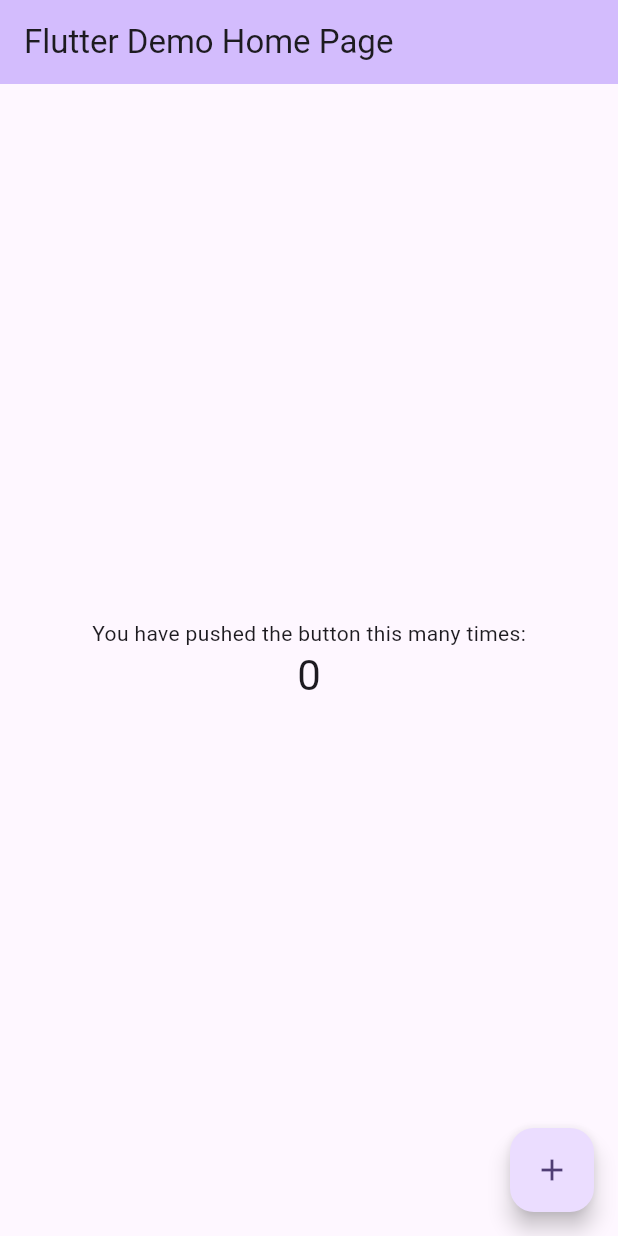
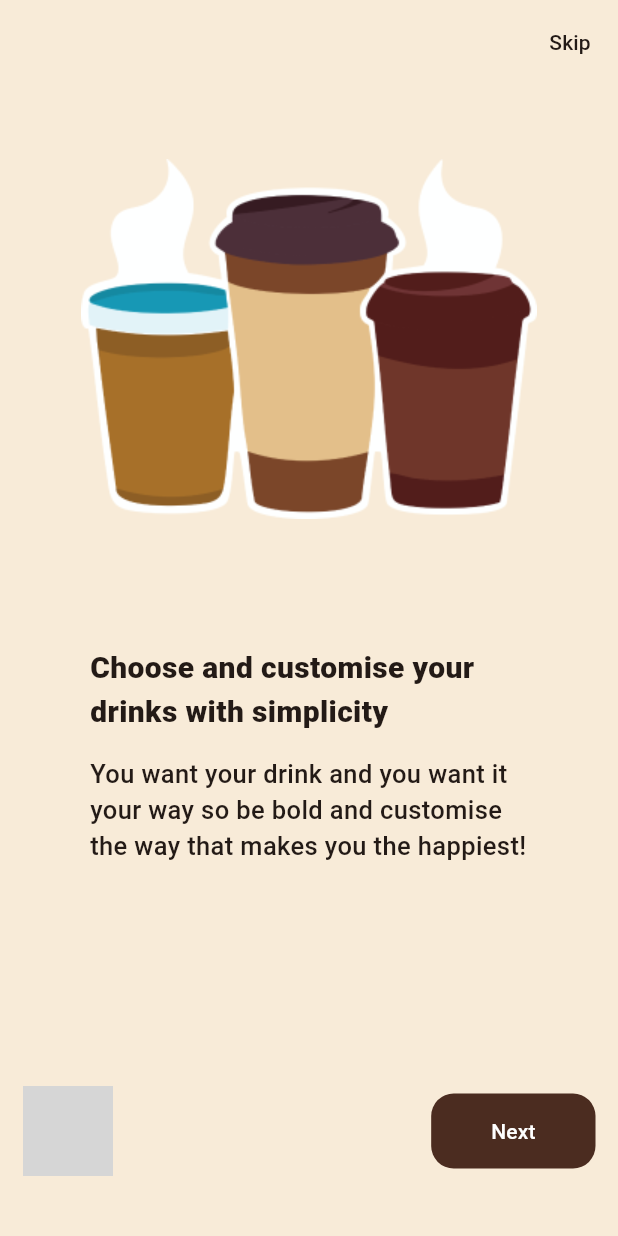
Before and after one commit to axornam/coffee_shop_mobile, a Flutter app: the screen it shows after launch, on a phone screen of 412 x 824 dp. Run offline on Flutter 3.47's test engine with Material 2 defaults, Android fonts, the phone set to English and light mode, and no system bars; grey boxes are pictures that could not be loaded.

Commit message:
add splash and onboarding screens

```diff
--- /dev/null
+++ b/lib/config/constants.dart
@@ -0,0 +1,22 @@
+import 'package:flutter/material.dart';
+
+// codes
+const int PRIMARY_COFFEE_COLOR = 0xff4b2c20;
+const int BACKGROUND_COFFEE_COLOR = 0xfff8ebd8;
+
+// colors
+const Color primaryCoffeeColor = Color(PRIMARY_COFFEE_COLOR);
+const Color backgroundCoffeeColor = Color(BACKGROUND_COFFEE_COLOR);
+
+// theme
+final ColorScheme colorScheme = ColorScheme.fromSeed(
+  background: backgroundCoffeeColor,
+  primary: primaryCoffeeColor,
+  seedColor: const Color(PRIMARY_COFFEE_COLOR),
+);
+
+final ThemeData themeData = ThemeData(
+  colorScheme: colorScheme,
+  useMaterial3: true,
+  //textTheme: GoogleFonts.latoTextTheme(),
+);
--- a/lib/main.dart
+++ b/lib/main.dart
@@ -1,3 +1,5 @@
+import 'package:coffee_shop/config/constants.dart';
+import 'package:coffee_shop/screens/splash_screen.dart';
 import 'package:flutter/material.dart';
 
 void main() {
@@ -7,119 +9,15 @@ void main() {
 class MyApp extends StatelessWidget {
   const MyApp({super.key});
 
-  // This widget is the root of your application.
   @override
   Widget build(BuildContext context) {
     return MaterialApp(
-      title: 'Flutter Demo',
-      theme: ThemeData(
-        // This is the theme of your application.
-        //
-        // TRY THIS: Try running your application with "flutter run". You'll see
-        // the application has a blue toolbar. Then, without quitting the app,
-        // try changing the seedColor in the colorScheme below to Colors.green
-        // and then invoke "hot reload" (save your changes or press the "hot
-        // reload" button in a Flutter-supported IDE, or press "r" if you used
-        // the command line to start the app).
-        //
-        // Notice that the counter didn't reset back to zero; the application
-        // state is not lost during the reload. To reset the state, use hot
-        // restart instead.
-        //
-        // This works for code too, not just values: Most code changes can be
-        // tested with just a hot reload.
-        colorScheme: ColorScheme.fromSeed(seedColor: Colors.deepPurple),
-        useMaterial3: true,
-      ),
-      home: const MyHomePage(title: 'Flutter Demo Home Page'),
+      title: 'Coffee Shot - Shop',
+      theme: themeData,
+      home: const SplashScreen(),
     );
   }
+
+  //style: Theme.of(context).textTheme.headlineMedium,
+  //backgroundColor: Theme.of(context).colorScheme.inversePrimary,
 }
-
-class MyHomePage extends StatefulWidget {
-  const MyHomePage({super.key, required this.title});
-
-  // This widget is the home page of your application. It is stateful, meaning
-  // that it has a State object (defined below) that contains fields that affect
-  // how it looks.
-
-  // This class is the configuration for the state. It holds the values (in this
-  // case the title) provided by the parent (in this case the App widget) and
-  // used by the build method of the State. Fields in a Widget subclass are
-  // always marked "final".
-
-  final String title;
-
-  @override
-  State<MyHomePage> createState() => _MyHomePageState();
-}
-
-class _MyHomePageState extends State<MyHomePage> {
-  int _counter = 0;
-
-  void _incrementCounter() {
-    setState(() {
-      // This call to setState tells the Flutter framework that something has
-      // changed in this State, which causes it to rerun the build method below
-      // so that the display can reflect the updated values. If we changed
-      // _counter without calling setState(), then the build method would not be
-      // called again, and so nothing would appear to happen.
-      _counter++;
-    });
-  }
-
-  @override
-  Widget build(BuildContext context) {
-    // This method is rerun every time setState is called, for instance as done
-    // by the _incrementCounter method above.
-    //
-    // The Flutter framework has been optimized to make rerunning build methods
-    // fast, so that you can just rebuild anything that needs updating rather
-    // than having to individually change instances of widgets.
-    return Scaffold(
-      appBar: AppBar(
-        // TRY THIS: Try changing the color here to a specific color (to
-        // Colors.amber, perhaps?) and trigger a hot reload to see the AppBar
-        // change color while the other colors stay the same.
-        backgroundColor: Theme.of(context).colorScheme.inversePrimary,
-        // Here we take the value from the MyHomePage object that was created by
-        // the App.build method, and use it to set our appbar title.
-        title: Text(widget.title),
-      ),
-      body: Center(
-        // Center is a layout widget. It takes a single child and positions it
-        // in the middle of the parent.
-        child: Column(
-          // Column is also a layout widget. It takes a list of children and
-          // arranges them vertically. By default, it sizes itself to fit its
-          // children horizontally, and tries to be as tall as its parent.
-          //
-          // Column has various properties to control how it sizes itself and
-          // how it positions its children. Here we use mainAxisAlignment to
-          // center the children vertically; the main axis here is the vertical
-          // axis because Columns are vertical (the cross axis would be
-          // horizontal).
-          //
-          // TRY THIS: Invoke "debug painting" (choose the "Toggle Debug Paint"
-          // action in the IDE, or press "p" in the console), to see the
-          // wireframe for each widget.
-          mainAxisAlignment: MainAxisAlignment.center,
-          children: <Widget>[
-            const Text(
-              'You have pushed the button this many times:',
-            ),
-            Text(
-              '$_counter',
-              style: Theme.of(context).textTheme.headlineMedium,
-            ),
-          ],
-        ),
-      ),
-      floatingActionButton: FloatingActionButton(
-        onPressed: _incrementCounter,
-        tooltip: 'Increment',
-        child: const Icon(Icons.add),
-      ), // This trailing comma makes auto-formatting nicer for build methods.
-    );
-  }
-}
--- /dev/null
+++ b/lib/models/intro_item.dart
@@ -0,0 +1,18 @@
+import 'package:flutter/material.dart';
+
+class IntroItem {
+  IntroItem(
+      {required this.imagePath, required this.title, required this.subTitle});
+
+  final String imagePath;
+  final String title;
+  final String subTitle;
+
+  ImageProvider getAssetImage() {
+    return AssetImage(imagePath);
+  }
+
+  Image getImage() {
+    return Image(image: getAssetImage());
+  }
+}
--- /dev/null
+++ b/lib/screens/onboarding/onboarding_screen.dart
@@ -0,0 +1,188 @@
+import 'package:coffee_shop/config/constants.dart';
+import 'package:coffee_shop/models/intro_item.dart';
+import 'package:coffee_shop/screens/auth/login_screen.dart';
+import 'package:flutter/material.dart';
+
+class OnBoardingPage extends StatefulWidget {
+  const OnBoardingPage({super.key});
+
+  @override
+  State<OnBoardingPage> createState() => _OnBoardingPageState();
+}
+
+class _OnBoardingPageState extends State<OnBoardingPage> {
+  final Map<String, Map<String, Map>> a = {};
+  int _pageIndex = 0;
+  final PageController _pageController = PageController();
+
+  final IntroItem _page1 = IntroItem(
+    imagePath: 'assets/icons/customizecoffee.png',
+    title: 'Choose and customise your drinks with simplicity',
+    subTitle:
+        'You want your drink and you want it your way so be bold and customise the way that makes you the happiest!',
+  );
+
+  final IntroItem _page2 = IntroItem(
+    imagePath: 'assets/icons/coffeetime.png',
+    title: 'No time to waste when you need your coffee',
+    subTitle:
+        "We've crafted a quick and easy way for you to order your favourite coffee or treats thats fast!",
+  );
+
+  final IntroItem _page3 = IntroItem(
+    imagePath: 'assets/icons/coffeerewards.png',
+    title: "Who doesn't love rewards?   We LOVE rewards!",
+    subTitle:
+        "If you're like us you love getting freebies and rewards! That's why we have the best reward program in the coffee game!",
+  );
+
+  @override
+  void dispose() {
+    super.dispose();
+    _pageController.dispose();
+  }
+
+  @override
+  Widget build(BuildContext context) {
+    return Scaffold(
+      appBar: AppBar(
+        leading: null,
+        actions: [
+          TextButton(
+            onPressed: () => _goToLoginPage(),
+            child: Text(
+              'Skip',
+              style: TextStyle(
+                color: colorScheme.onBackground,
+              ),
+            ),
+          ),
+        ],
+        elevation: 0,
+        backgroundColor: colorScheme.background,
+      ),
+      body: Container(
+        //color: backgroundCoffetColor,
+        color: colorScheme.background,
+        child: Stack(
+          children: [
+            PageView(
+              onPageChanged: (index) => setState(() => _pageIndex = index),
+              controller: _pageController,
+              scrollDirection: Axis.horizontal,
+              //physics: PageScrollPhysics(),
+              pageSnapping: true,
+              children: [
+                _onBoardingScreens(_page1),
+                _onBoardingScreens(_page2),
+                _onBoardingScreens(_page3),
+              ],
+            ),
+            Align(
+              alignment: Alignment.bottomCenter,
+              child: Padding(
+                padding: const EdgeInsets.only(left: 15, right: 15, bottom: 40),
+                child: Row(
+                  mainAxisAlignment: MainAxisAlignment.spaceBetween,
+                  //crossAxisAlignment: CrossAxisAlignment.end,
+                  children: [
+                    Image(
+                      //loadingBuilder: (_, widget, chunkEvent) {
+                      //return chunkEvent.cumulativeBytesLoaded >
+                      //chunkEvent.expectedTotalBytes
+                      //? widget
+                      //: CircularProgressIndicator();
+                      //},
+                      image: AssetImage(
+                        "assets/icons/loading_coffee_${_pageIndex + 1}.png",
+                      ),
+                      fit: BoxFit.contain,
+                      height: 60,
+                    ),
+                    TextButton(
+                      style: ButtonStyle(
+                        padding: const MaterialStatePropertyAll(
+                          EdgeInsets.symmetric(horizontal: 40, vertical: 15),
+                        ),
+                        shape: const MaterialStatePropertyAll<OutlinedBorder>(
+                          RoundedRectangleBorder(
+                            borderRadius: BorderRadiusDirectional.all(
+                                Radius.circular(15)),
+                          ),
+                        ),
+                        backgroundColor: MaterialStatePropertyAll<Color>(
+                            colorScheme.primary),
+                        foregroundColor: MaterialStatePropertyAll<Color>(
+                            colorScheme.onPrimary),
+                      ),
+                      onPressed: () {
+                        _pageIndex != 2
+                            ? _pageController.jumpToPage(_pageIndex + 1)
+                            : _goToLoginPage();
+                        //_pageController.nextPage(
+                        //duration: const Duration(),
+                        //curve: Curves.linear,
+                        //);
+                      },
+                      child: _pageIndex != 2
+                          ? const Text('Next')
+                          : const Text('Finish'),
+                    )
+                  ],
+                ),
+              ),
+            ),
+          ],
+        ),
+      ),
+    );
+  }
+
+  void _goToLoginPage() {
+    Navigator.of(context).pushReplacement(
+      MaterialPageRoute(
+        builder: (_) => const LoginScreen(),
+      ),
+    );
+  }
+
+  Widget _onBoardingScreens(IntroItem item) {
+    return Container(
+      padding: const EdgeInsets.symmetric(horizontal: 15),
+      child: Column(
+        //mainAxisAlignment: MainAxisAlignment.center,
+        children: [
+          const SizedBox(height: 50),
+          Container(child: item.getImage()),
+          const SizedBox(height: 85),
+          Padding(
+            padding: const EdgeInsets.only(left: 45, right: 45, bottom: 15),
+            child: Text(
+              item.title,
+              maxLines: 2,
+              style: TextStyle(
+                fontSize: 20,
+                color: colorScheme.onBackground,
+                fontWeight: FontWeight.w900,
+              ),
+              textAlign: TextAlign.left,
+            ),
+          ),
+          Padding(
+            padding: const EdgeInsets.only(left: 45, right: 45, bottom: 10),
+            child: Text(
+              item.subTitle,
+              maxLines: 4,
+              style: TextStyle(
+                fontSize: 17,
+                color: colorScheme.onBackground,
+                fontWeight: FontWeight.w500,
+              ),
+              textAlign: TextAlign.left,
+            ),
+          ),
+        ],
+      ),
+    );
+  }
+}
--- /dev/null
+++ b/lib/screens/splash_screen.dart
@@ -0,0 +1,64 @@
+import 'package:coffee_shop/screens/home/home_screen.dart';
+import 'package:coffee_shop/screens/onboarding/onboarding_screen.dart';
+import 'package:flutter/material.dart';
+
+class SplashScreen extends StatefulWidget {
+  const SplashScreen({super.key});
+
+  @override
+  State<SplashScreen> createState() => _SplashScreenState();
+}
+
+class _SplashScreenState extends State<SplashScreen> {
+  @override
+  void initState() {
+    super.initState();
+    _goToHomePage();
+  }
+
+  @override
+  Widget build(BuildContext context) {
+    return Material(
+      child: Container(
+        decoration: const BoxDecoration(
+            image: DecorationImage(
+          image: AssetImage('assets/images/splash_bg.png'),
+          fit: BoxFit.cover,
+        )),
+        child: const Image(
+          image: AssetImage('assets/icons/coffeeshot_logo.png'),
+          //opacity: AlwaysStoppedAnimation(0.2),
+        ),
+      ),
+    );
+  }
+
+  bool _checkIsFirstTime() => true;
+
+  bool _checkIsLoggedIn() => true;
+
+  void _goToHomePage() async {
+    //1.0 checkout auth-state
+    await Future.delayed(const Duration(seconds: 3));
+
+    //0.0 check first time
+    if (_checkIsFirstTime()) {
+      debugPrint("First Time, going to OnBoardingPage()");
+
+      Navigator.of(context).pushReplacement(
+        MaterialPageRoute(
+          builder: (_) => const OnBoardingPage(),
+        ),
+      );
+    } else if (_checkIsLoggedIn()) {
+      //2.0 if we have auth-state go to home page
+      debugPrint("Not First Time, going to LoginScreen()");
+
+      Navigator.of(context).pushReplacement(
+        MaterialPageRoute(
+          builder: (_) => const HomePage(),
+        ),
+      );
+    }
+  }
+}
```
Also changed, not shown: assets/icons/loading_coffee_1.png (added), assets/icons/loading_coffee_1.svg, assets/icons/loading_coffee_2.png (added), assets/icons/loading_coffee_2.svg, assets/icons/loading_coffee_3.png (added), assets/icons/loading_coffee_3.svg.
